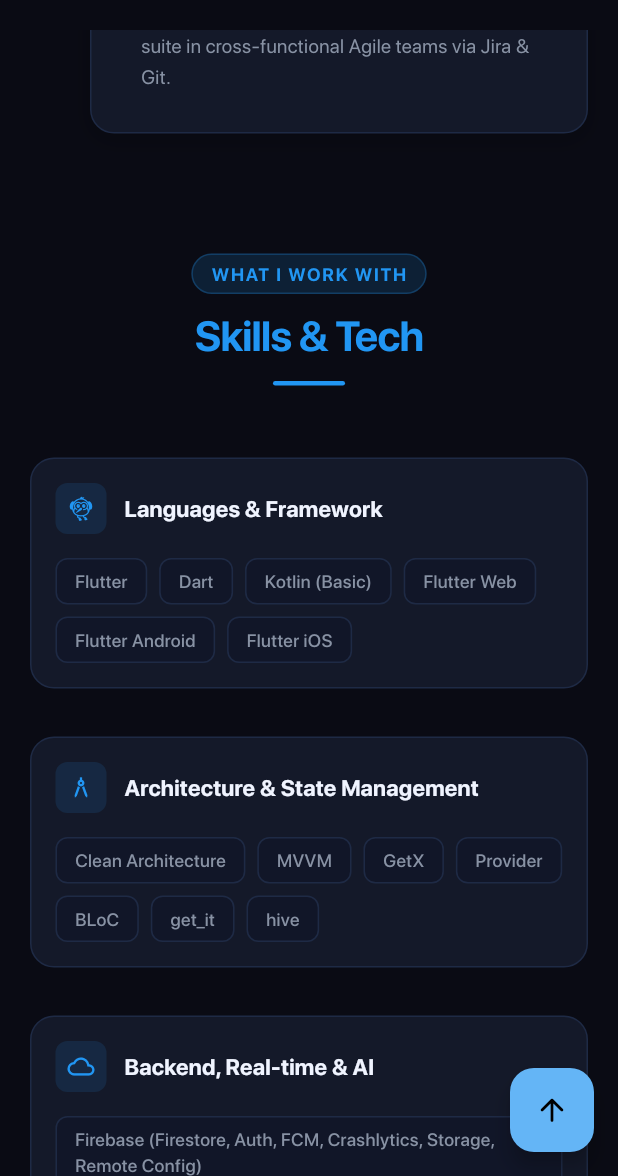
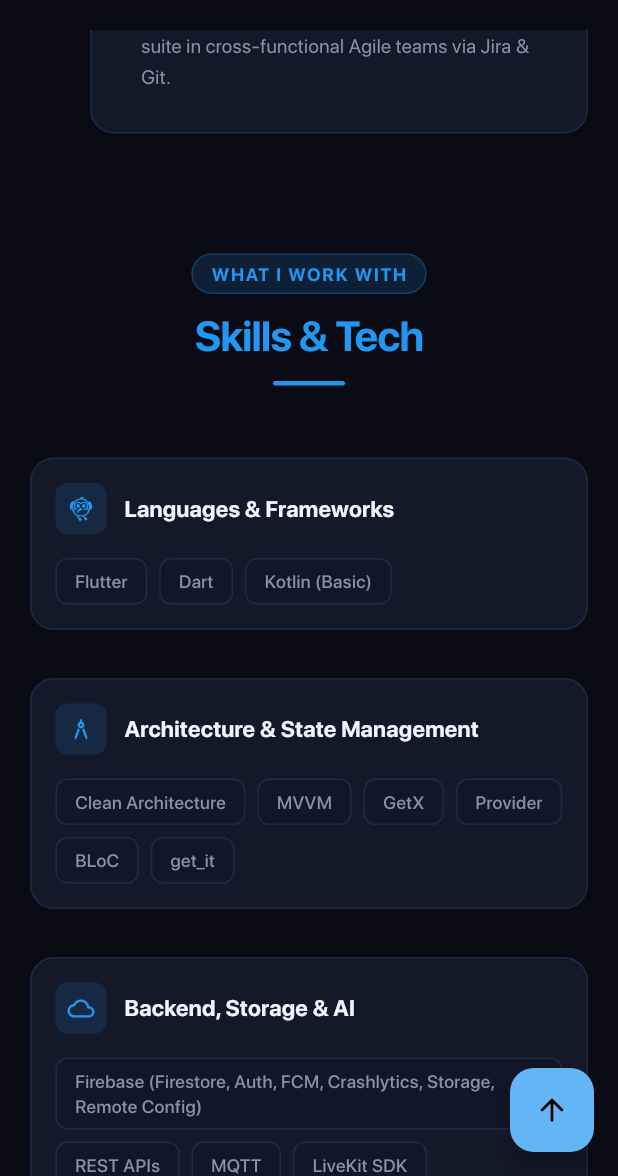
Before and after one commit to Deva-97/dev_portfolio, a Flutter app: the screen it shows after launch, scrolled down 3456 dp, on a phone screen of 412 x 824 dp, the part 60-1236 px from its top. Run offline on Flutter 3.47's test engine with Material 3 defaults, Android fonts, the phone set to English and light mode, and no system bars; our stand-ins replace flutter_svg; missing offline and left inert: dart:html.

Commit message:
skills section modified

```diff
--- a/lib/presentation/screens/home_screen.dart
+++ b/lib/presentation/screens/home_screen.dart
@@ -312,15 +312,12 @@ class _HomeScreenState extends State<HomeScreen> {
   List<Map<String, dynamic>> _getSkillGroups() {
     return [
       {
-        'label': 'Languages & Framework',
+        'label': 'Languages & Frameworks',
         'icon': Icons.flutter_dash,
         'tags': [
           'Flutter',
           'Dart',
           'Kotlin (Basic)',
-          'Flutter Web',
-          'Flutter Android',
-          'Flutter iOS'
         ],
       },
       {
@@ -333,18 +330,17 @@ class _HomeScreenState extends State<HomeScreen> {
           'Provider',
           'BLoC',
           'get_it',
-          'hive'
         ],
       },
       {
-        'label': 'Backend, Real-time & AI',
+        'label': 'Backend, Storage & AI',
         'icon': Icons.cloud_outlined,
         'tags': [
           'Firebase (Firestore, Auth, FCM, Crashlytics, Storage, Remote Config)',
           'REST APIs',
           'MQTT',
           'LiveKit SDK',
-          'Real-time Chat',
+          'Hive (Local Storage)',
           'OpenAI ChatGPT API',
           'Text-to-Speech',
           'Speech-to-Text',
@@ -364,7 +360,7 @@ class _HomeScreenState extends State<HomeScreen> {
         ],
       },
       {
-        'label': 'DevOps & Platforms',
+        'label': 'Tools & App Publishing',
         'icon': Icons.rocket_launch_outlined,
         'tags': [
           'Google Play Store',
```
Also changed, not shown: 1 other file.
